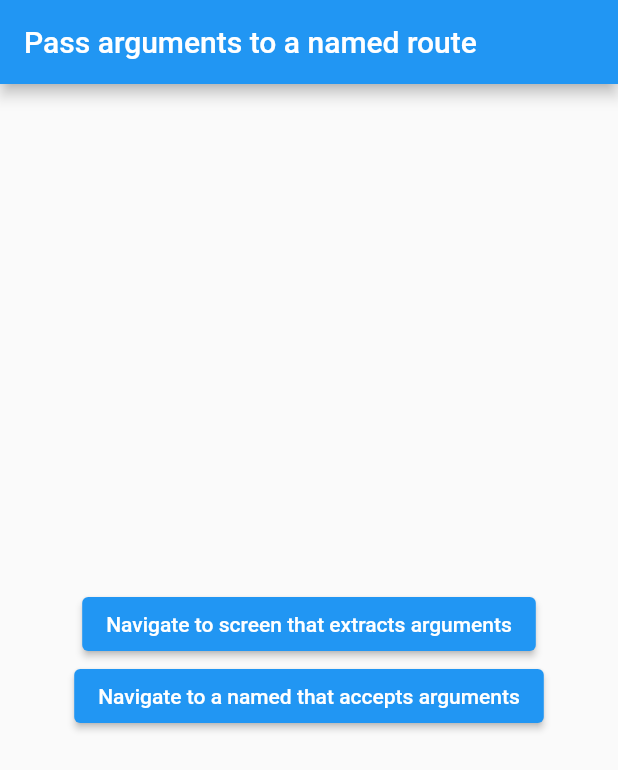
After one commit to potikorn/Flutter-Cookbook, a Flutter app: the PassArgumentMainScreen screen opened directly, after a tap on "Navigate to a named that accepts argumen", on a phone screen of 412 x 824 dp. The commit adds this screen. Shown: the top 770 px of the screen. Run offline on Flutter 3.47's test engine with Material 2 defaults, Android fonts, the phone set to English and light mode, and no system bars; our stand-ins replace cached_network_image, shared_preferences, transparent_image; accounts and stored records are empty; network calls fail.

Commit message:
add new recipe for navigation section.

```diff
--- a/lib/navigation/animatenavigation.dart
+++ b/lib/navigation/animatenavigation.dart
@@ -18,7 +18,7 @@ class MainScreen extends StatelessWidget {
         child: Hero(
           tag: 'imageHero',
           child: Image.network(
-            'https://raw.githubusercontent.com/flutter/website/master/src/_includes/code/layout/lakes/images/lake.jpg',
+            'https://picsum.photos/250?image=9',
           ),
         ),
         onTap: () {
@@ -40,7 +40,7 @@ class DetailScreen extends StatelessWidget {
           child: Hero(
             tag: 'imageHero',
             child: Image.network(
-              'https://raw.githubusercontent.com/flutter/website/master/src/_includes/code/layout/lakes/images/lake.jpg',
+              'https://picsum.photos/250?image=9',
             ),
           ),
         ),
--- a/lib/navigation/mainnavigation.dart
+++ b/lib/navigation/mainnavigation.dart
@@ -1,8 +1,10 @@
+import 'package:cookbook/simplelist.dart';
 import 'package:flutter/material.dart';
-import 'package:cookbook/simplelist.dart';
+
 import 'animatenavigation.dart';
+import 'navigate_with_named_route.dart';
 import 'navigatenewdemo.dart';
-import 'navigate_with_named_route.dart';
+import 'pass_arguments.dart';
 import 'returning_data.dart';
 import 'send_data_to_new_screen.dart';
 
@@ -12,6 +14,7 @@ class MainNavigationMenu extends StatelessWidget {
     'Navigate to a new screen and back',
     'Navigate with named routes',
     'Return data from a screen',
+    'Pass arguments to a named route',
     'Send data to a new screen',
   ];
   final title = "Navigation";
@@ -32,6 +35,9 @@ class MainNavigationMenu extends StatelessWidget {
         navigatorWidget = ReturnDataDemo();
         break;
       case 4:
+        navigatorWidget = PassArgumentToRoute();
+        break;
+      case 5:
         navigatorWidget = SendDataToNewScreenDemo();
         break;
     }
--- a/lib/navigation/navigate_with_named_route.dart
+++ b/lib/navigation/navigate_with_named_route.dart
@@ -24,7 +24,7 @@ class FirstScreen extends StatelessWidget {
         title: Text('First Screen'),
       ),
       body: Center(
-        child: RaisedButton(
+        child: ElevatedButton(
           child: Text('Launch screen'),
           onPressed: () {
             // Navigate to the second screen using a named route
@@ -44,7 +44,7 @@ class SecondScreen extends StatelessWidget {
         title: Text("Second Screen"),
       ),
       body: Center(
-        child: RaisedButton(
+        child: ElevatedButton(
           onPressed: () {
             // Navigate back to the first screen by popping the current route
             // off the stack
--- /dev/null
+++ b/lib/navigation/pass_arguments.dart
@@ -0,0 +1,128 @@
+import 'package:flutter/material.dart';
+
+main() => runApp(PassArgumentToRoute());
+
+class ScreenArguments {
+  final String title;
+  final String message;
+
+  ScreenArguments(this.title, this.message);
+}
+
+class PassArgumentToRoute extends StatelessWidget {
+  @override
+  Widget build(BuildContext context) {
+    return MaterialApp(
+      // Provide a function to handle named routes. Use this function to
+      // identify the named route being pushed, and create the correct
+      // Screen.
+      onGenerateRoute: (settings) {
+        if (settings.name == PassArgumentsScreen.routeName) {
+          final ScreenArguments args = settings.arguments;
+
+          return MaterialPageRoute(
+            builder: (context) {
+              return PassArgumentsScreen(
+                  title: args.title, message: args.message);
+            },
+          );
+        }
+        assert(false, 'Need to implement ${settings.name}');
+        return null;
+      },
+      routes: {
+        ExtractArgumentsScreen.routeName: (context) => ExtractArgumentsScreen(),
+      },
+      home: PassArgumentMainScreen(),
+    );
+  }
+}
+
+class PassArgumentMainScreen extends StatelessWidget {
+  @override
+  Widget build(BuildContext context) {
+    return Scaffold(
+      appBar: AppBar(
+        title: Text('Pass arguments to a named route'),
+      ),
+      body: Center(
+        child: Column(
+          mainAxisAlignment: MainAxisAlignment.center,
+          children: [
+            // A button that navigates to a named route that. The named route
+            // extracts the arguments by itself.
+            ElevatedButton(
+              onPressed: () {
+                Navigator.pushNamed(context, ExtractArgumentsScreen.routeName,
+                    arguments: ScreenArguments('Extract Arguments Screen',
+                        'Extract Arguments Screen'));
+              },
+              child: Text('Navigate to screen that extracts arguments'),
+            ),
+            // A button that navigates to a named route. For this route, extract
+            // the arguments in the onGenerateRoute function and pass them
+            // to the screen.
+            ElevatedButton(
+              onPressed: () {
+                Navigator.pushNamed(
+                  context,
+                  PassArgumentsScreen.routeName,
+                  arguments: ScreenArguments('Accept Arguments Screen',
+                      'This message is extracted in the onGenerateRoute function.'),
+                );
+              },
+              child: Text('Navigate to a named that accepts arguments'),
+            ),
+          ],
+        ),
+      ),
+    );
+  }
+}
+
+class ExtractArgumentsScreen extends StatelessWidget {
+  static const routeName = '/extractArguments';
+
+  @override
+  Widget build(BuildContext context) {
+    final ScreenArguments args = ModalRoute.of(context).settings.arguments;
+    return Scaffold(
+      appBar: AppBar(
+        title: Text(args.title),
+      ),
+      body: Center(
+        child: Text(args.message),
+      ),
+    );
+  }
+}
+
+class PassArgumentsScreen extends StatelessWidget {
+  static const routeName = '/passArguments';
+
+  final String title;
+  final String message;
+
+  // This Widget accepts the arguments as constructor parameters. It does not
+  // extract the arguments from the ModalRoute.
+  //
+  // The arguments are extracted by the onGenerateRoute function provided to the
+  // MaterialApp widget.
+  const PassArgumentsScreen({
+    Key key,
+    @required this.title,
+    @required this.message,
+  }) : super(key: key);
+
+  @override
+  Widget build(BuildContext context) {
+    return Scaffold(
+      appBar: AppBar(
+        title: Text(title),
+      ),
+      body: Center(
+        child: Text(message),
+      ),
+    );
+  }
+}
```
